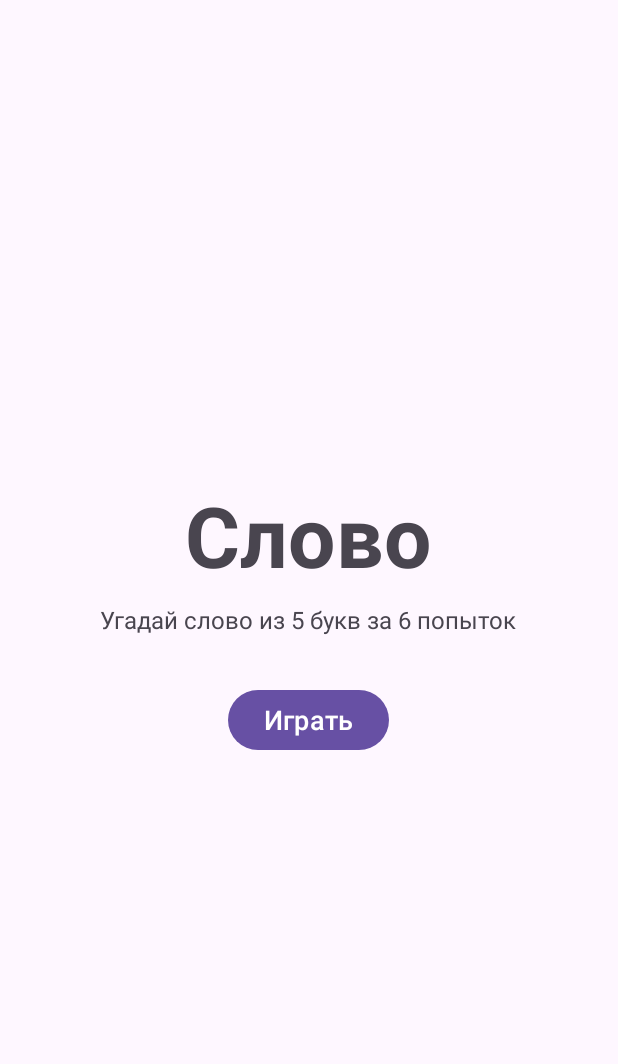
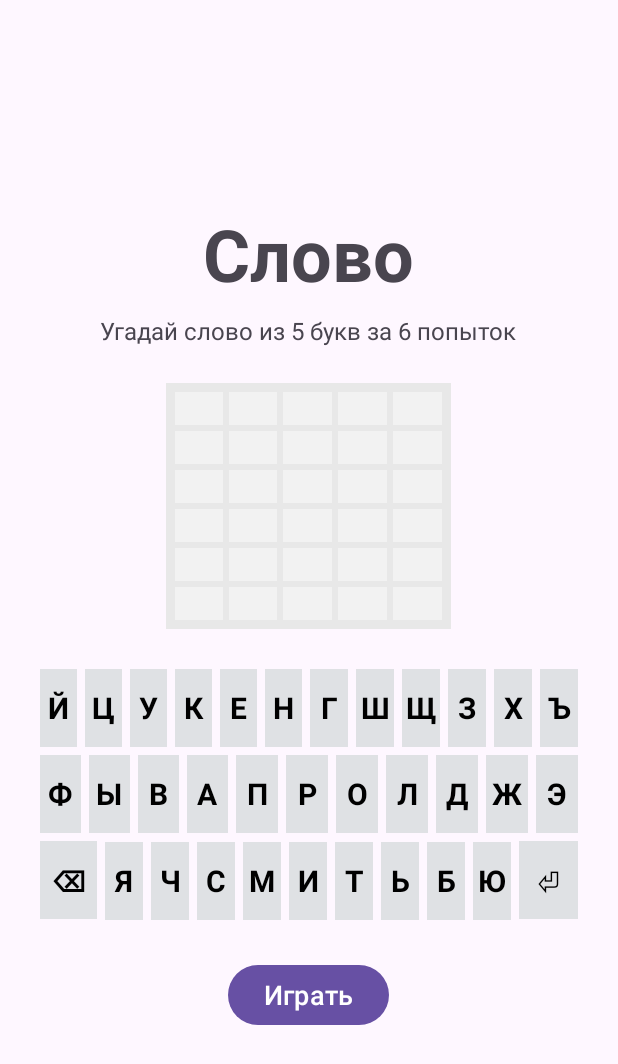
Before and after one commit to Mexator/transitions-sample, an Android app: the screen it shows after launch (MainActivity), on a phone screen of 412 x 824 dp. Shown: the top 1064 px of the screen. Run offline under Robolectric (Android 15) with nearby library versions, the phone set to English and light mode, and no system bars.

Commit message:
Пример 2 redesign: mini field grows into the board, keyboard docks
- Start scene: small copy of the field (6x5 empty cells in a frame) instead
  of a pill button — the shared element now reads as the same object at two
  sizes; keyboard present in both scenes
- Keyboard is shared element #2 (transitionName="keyboard"), docks smoothly
  instead of popping in; start-scene keys are inert copies
- Verified on device at x5: mid-flight frame shows the frame growing,
  keyboard half-docked, cells popping at final size inside (wart preserved)

```diff
--- a/app/src/main/kotlin/dev/anton/slovo/MainActivity.kt
+++ b/app/src/main/kotlin/dev/anton/slovo/MainActivity.kt
@@ -104,8 +104,28 @@ class MainActivity : AppCompatActivity() {
     private fun showStartScene() {
         val views = SceneStartBinding.inflate(layoutInflater, binding.sceneRoot, false)
         startViews = views
+        buildMiniBoard(views)
+        buildKeyboard(views.keyboard, interactive = false)
         Scene(binding.sceneRoot, views.root).enter() // first show: no transition
         views.playButton.setOnClickListener { startGame() }
+    }
+
+    /** The start scene shows a small copy of the field — empty cells, same frame. */
+    private fun buildMiniBoard(views: SceneStartBinding) {
+        repeat(controller.state.maxAttempts) {
+            val row = linearRow()
+            repeat(controller.state.wordLength) {
+                row.addView(
+                    TextView(this).apply {
+                        layoutParams = LinearLayout.LayoutParams(0, dp(22), 1f).apply {
+                            setMargins(dp(2), dp(2), dp(2), dp(2))
+                        }
+                        setBackgroundColor(emptyColor)
+                    },
+                )
+            }
+            views.boardPreview.addView(row)
+        }
     }
 
     private fun startGame() {
@@ -131,7 +151,7 @@ class MainActivity : AppCompatActivity() {
         val views = SceneGameBinding.inflate(layoutInflater, binding.sceneRoot, false)
         gameViews = views
         buildBoard(views)
-        buildKeyboard(views)
+        buildKeyboard(views.keyboard, interactive = true)
         views.hintButton.setOnClickListener { toggleHint(views) }
 
         val scene = Scene(binding.sceneRoot, views.root)
@@ -171,26 +191,31 @@ class MainActivity : AppCompatActivity() {
         }
     }
 
-    private fun buildKeyboard(views: SceneGameBinding) {
-        keys.clear()
+    /**
+     * The keyboard exists in both scenes as a shared element. On the start scene
+     * the keys are inert copies (no game yet); on the game scene they are live
+     * and registered in [keys] for tinting.
+     */
+    private fun buildKeyboard(container: LinearLayout, interactive: Boolean) {
+        if (interactive) keys.clear()
         listOf("ЙЦУКЕНГШЩЗХЪ", "ФЫВАПРОЛДЖЭ").forEach { letters ->
             val row = linearRow()
             letters.forEach { c ->
-                val k = key(c.toString()) { controller.type(c) }
-                keys[c] = k
+                val k = key(c.toString()) { if (interactive) controller.type(c) }
+                if (interactive) keys[c] = k
                 row.addView(k)
             }
-            views.keyboard.addView(row)
+            container.addView(row)
         }
         val bottomRow = linearRow()
-        bottomRow.addView(key("⌫", 1.5f) { controller.backspace() })
+        bottomRow.addView(key("⌫", 1.5f) { if (interactive) controller.backspace() })
         "ЯЧСМИТЬБЮ".forEach { c ->
-            val k = key(c.toString()) { controller.type(c) }
-            keys[c] = k
+            val k = key(c.toString()) { if (interactive) controller.type(c) }
+            if (interactive) keys[c] = k
             bottomRow.addView(k)
         }
-        bottomRow.addView(key("⏎", 1.5f) { submitGuess() })
-        views.keyboard.addView(bottomRow)
+        bottomRow.addView(key("⏎", 1.5f) { if (interactive) submitGuess() })
+        container.addView(bottomRow)
     }
 
     private fun linearRow() = LinearLayout(this).apply {
--- a/app/src/main/res/layout/scene_game.xml
+++ b/app/src/main/res/layout/scene_game.xml
@@ -47,10 +47,12 @@
         android:layout_height="0dp"
         android:layout_weight="1" />
 
+    <!-- Shared element №2: matches the start scene's keyboard by transitionName -->
     <LinearLayout
         android:id="@+id/keyboard"
         android:layout_width="match_parent"
         android:layout_height="wrap_content"
         android:layout_marginBottom="12dp"
-        android:orientation="vertical" />
+        android:orientation="vertical"
+        android:transitionName="keyboard" />
 </LinearLayout>
--- a/app/src/main/res/layout/scene_start.xml
+++ b/app/src/main/res/layout/scene_start.xml
@@ -11,7 +11,7 @@
         android:layout_height="wrap_content"
         android:layout_gravity="center"
         android:text="@string/app_name"
-        android:textSize="56sp"
+        android:textSize="48sp"
         android:textStyle="bold" />
 
     <TextView
@@ -22,14 +22,37 @@
         android:text="@string/subtitle"
         android:textSize="16sp" />
 
-    <!-- Shared element with the board in scene_game: the final board animates
-         FROM these bounds when TransitionManager#go swaps the scenes. -->
+    <!-- Shared element №1: a small copy of the field. transitionName="board"
+         matches the full board in scene_game, so the SAME-looking object is
+         seen growing from these bounds (Пример 2). -->
+    <LinearLayout
+        android:id="@+id/board_preview"
+        android:layout_width="190dp"
+        android:layout_height="wrap_content"
+        android:layout_gravity="center_horizontal"
+        android:layout_marginTop="24dp"
+        android:background="#E8E8E8"
+        android:orientation="vertical"
+        android:padding="4dp"
+        android:transitionName="board" />
+
+    <!-- Shared element №2: the keyboard is present in BOTH scenes with the same
+         transitionName, so it docks smoothly instead of popping in. Keys are
+         built here too, but inert until the game starts. -->
+    <LinearLayout
+        android:id="@+id/keyboard"
+        android:layout_width="match_parent"
+        android:layout_height="wrap_content"
+        android:layout_marginTop="24dp"
+        android:orientation="vertical"
+        android:transitionName="keyboard" />
+
     <Button
         android:id="@+id/play_button"
         android:layout_width="wrap_content"
         android:layout_height="wrap_content"
-        android:layout_marginTop="32dp"
+        android:layout_gravity="center_horizontal"
+        android:layout_marginTop="24dp"
         android:text="@string/play"
-        android:textSize="18sp"
-        android:transitionName="board" />
+        android:textSize="18sp" />
 </LinearLayout>
```
